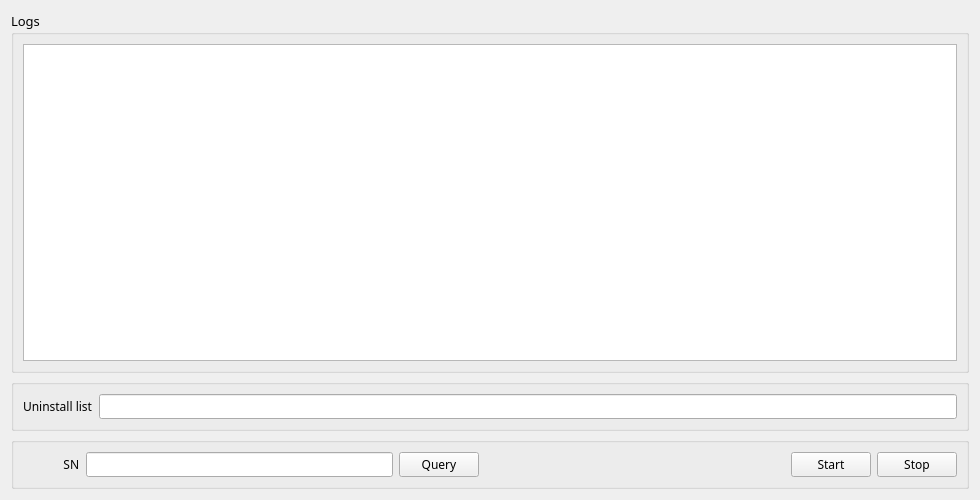
Old version of the form OntPluginOperator/main.ui in the repository dengguibao/pyqt5.
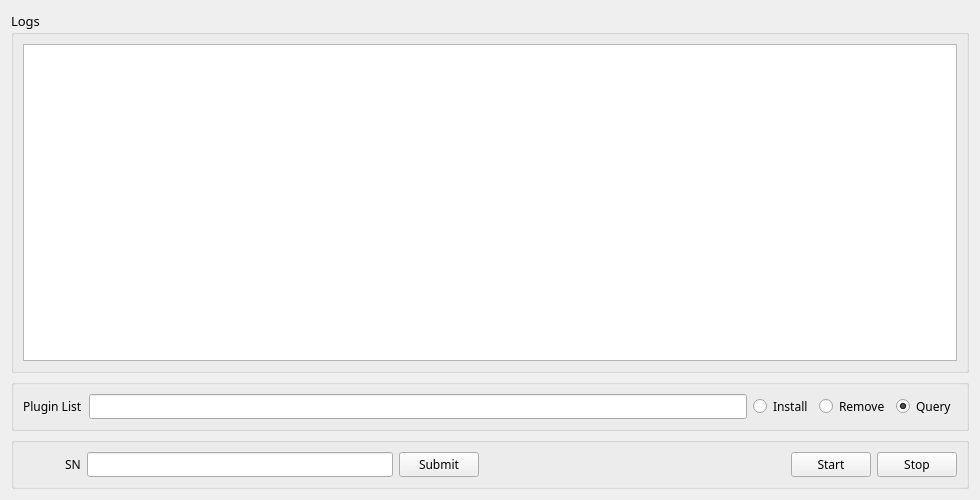
New version of the form.

Commit message: ont plugin operation add install plugin function

Diff of the .ui file:
```diff
--- a/OntPluginOperator/main.ui
+++ b/OntPluginOperator/main.ui
@@ -60,13 +60,37 @@
         <item>
          <widget class="QLabel" name="label_2">
           <property name="text">
-           <string>Uninstall list</string>
+           <string>Plugin List</string>
           </property>
          </widget>
         </item>
         <item>
          <widget class="QLineEdit" name="txbUninstall_list"/>
         </item>
+        <item>
+         <widget class="QRadioButton" name="rbInstall">
+          <property name="text">
+           <string>Install</string>
+          </property>
+         </widget>
+        </item>
+        <item>
+         <widget class="QRadioButton" name="rbUninstall">
+          <property name="text">
+           <string>Remove</string>
+          </property>
+         </widget>
+        </item>
+        <item>
+         <widget class="QRadioButton" name="rbQuery">
+          <property name="text">
+           <string>Query</string>
+          </property>
+          <property name="checked">
+           <bool>true</bool>
+          </property>
+         </widget>
+        </item>
        </layout>
       </widget>
      </item>
@@ -89,7 +113,10 @@
         <item>
          <widget class="QLabel" name="label">
           <property name="text">
-           <string>             SN</string>
+           <string>SN</string>
+          </property>
+          <property name="indent">
+           <number>42</number>
           </property>
          </widget>
         </item>
@@ -109,7 +136,7 @@
         <item>
          <widget class="QPushButton" name="btnQuery">
           <property name="text">
-           <string>Query</string>
+           <string>Submit</string>
           </property>
          </widget>
         </item>
```
The commit also changes 4 other files.
